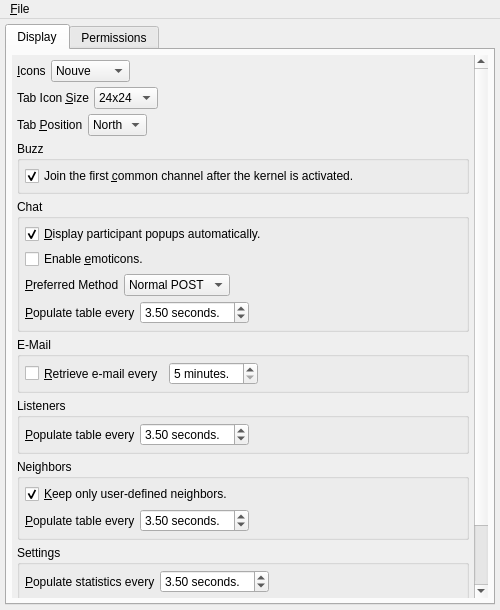
This is branches/trunk/UI/options.ui in textbrowser/spot-on as Qt 5 draws it before an edit. The edited form follows.
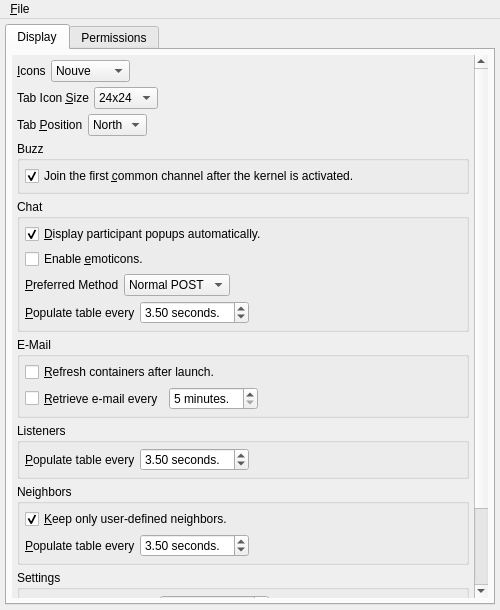
This is the edited form. Icons and pictures are not drawn.

Commit message: Refresh e-mail containers.

What changed in the file:
```diff
--- a/branches/trunk/UI/options.ui
+++ b/branches/trunk/UI/options.ui
@@ -55,7 +55,7 @@
              <x>0</x>
              <y>0</y>
              <width>461</width>
-             <height>654</height>
+             <height>656</height>
             </rect>
            </property>
            <layout class="QVBoxLayout" name="verticalLayout_9">
@@ -409,6 +409,13 @@
                <property name="margin">
                 <number>5</number>
                </property>
+               <item>
+                <widget class="QCheckBox" name="refreshEmail">
+                 <property name="text">
+                  <string>&amp;Refresh containers after launch.</string>
+                 </property>
+                </widget>
+               </item>
                <item>
                 <layout class="QHBoxLayout" name="horizontalLayout_62">
                  <property name="spacing">
```
Left out of the diff: 11 changed lines with no effect on the pictures. The commit also changes 4 other files.
